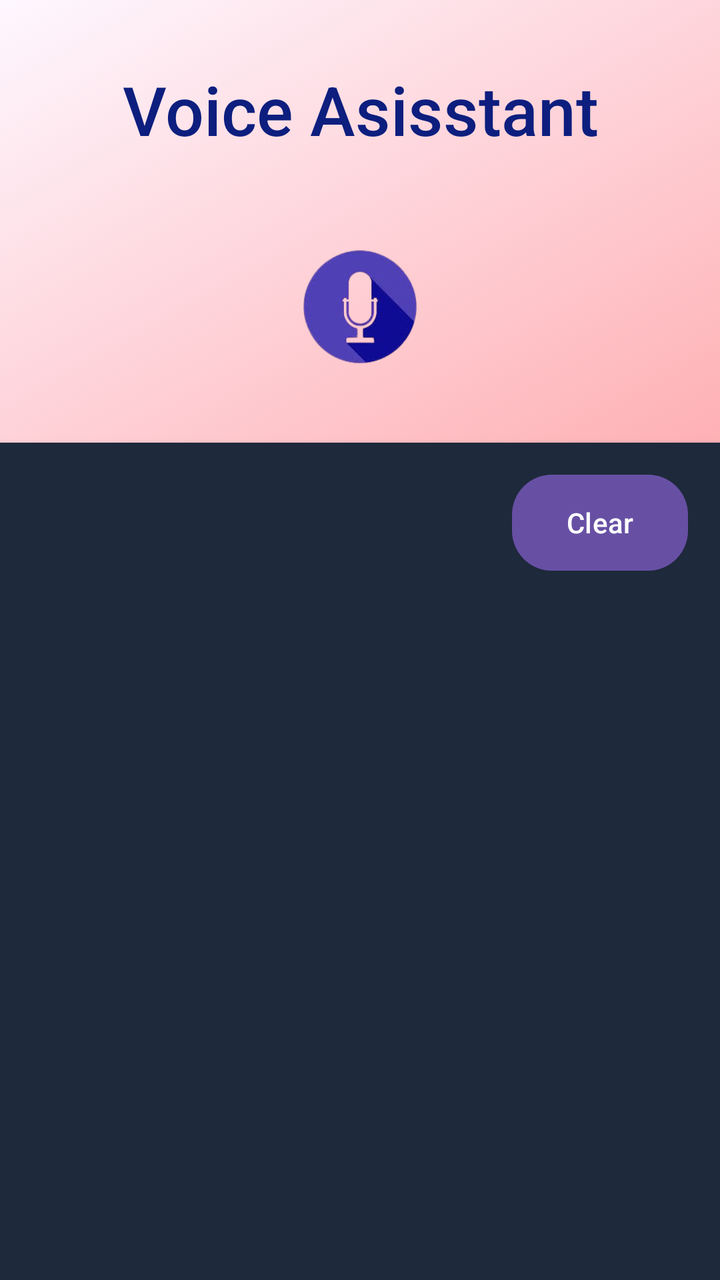
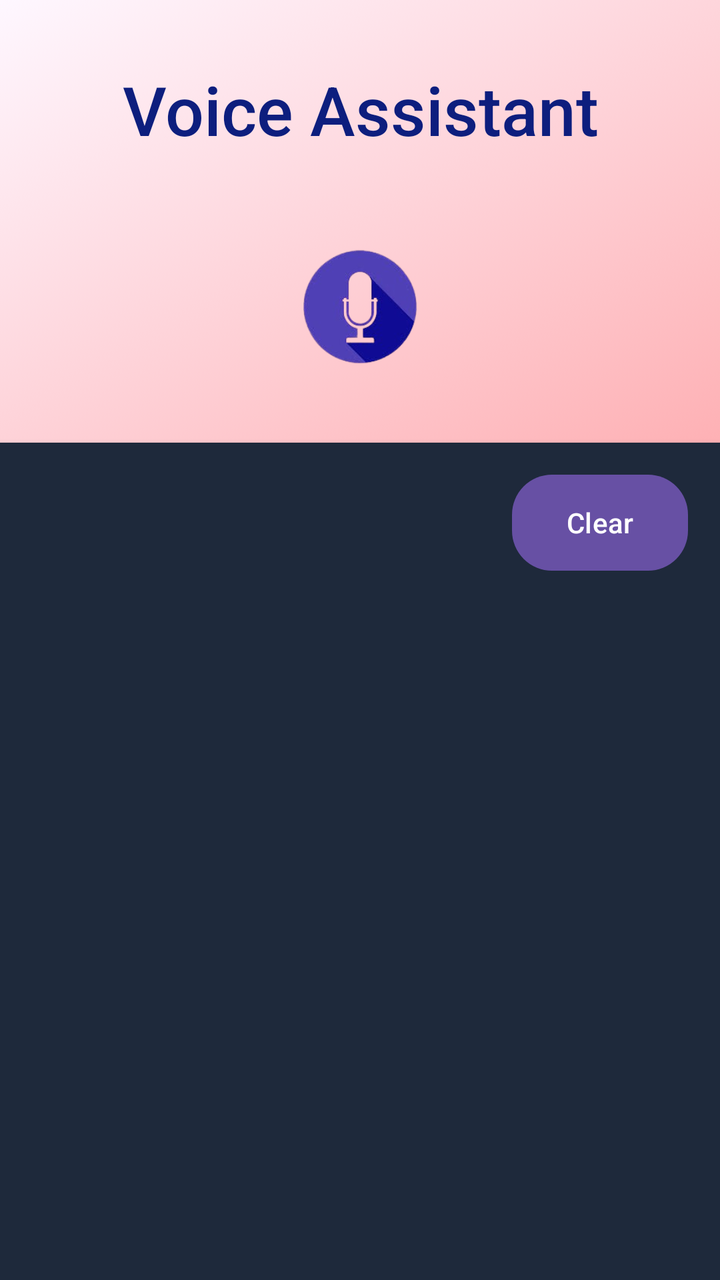

Compare the two renders of this Android layout. The source of the first and the diff that turns it into the second are given below.
<!-- AndroidManifest.xml: application theme Theme.MyAdapto -->
<!-- res/layout/voice_assitent_page.xml -->
<?xml version="1.0" encoding="utf-8"?>
<androidx.constraintlayout.widget.ConstraintLayout xmlns:android="http://schemas.android.com/apk/res/android"
    xmlns:app="http://schemas.android.com/apk/res-auto"
    xmlns:tools="http://schemas.android.com/tools"
    android:id="@+id/main"
    android:layout_width="match_parent"
    android:layout_height="match_parent"
    android:background="@drawable/voice"
    tools:context=".VoiceAssitentPage">

    <TextView
        android:id="@+id/textView5"
        android:layout_width="0dp"
        android:layout_height="wrap_content"
        android:layout_marginStart="24dp"
        android:layout_marginTop="32dp"
        android:layout_marginEnd="24dp"
        android:fontFamily="sans-serif-medium"
        android:gravity="center"
        android:text="Voice Asisstant"
        android:textColor="#0D1E7E"
        android:textSize="34sp"
        app:layout_constraintEnd_toEndOf="parent"
        app:layout_constraintStart_toStartOf="parent"
        app:layout_constraintTop_toTopOf="parent" />

    <ImageView
        android:id="@+id/imgMic"
        android:layout_width="88dp"
        android:layout_height="88dp"
        android:layout_marginTop="32dp"
        app:layout_constraintEnd_toEndOf="parent"
        app:layout_constraintStart_toStartOf="parent"
        app:layout_constraintTop_toBottomOf="@+id/textView5"
        app:srcCompat="@drawable/img_7_removebg_preview" />

    
    <androidx.cardview.widget.CardView
        android:layout_width="0dp"
        android:layout_height="0dp"
        android:layout_marginTop="24dp"
        app:cardBackgroundColor="#1E293B"
        app:cardCornerRadius="0dp"
        app:layout_constraintBottom_toBottomOf="parent"
        app:layout_constraintEnd_toEndOf="parent"
        app:layout_constraintStart_toStartOf="parent"
        app:layout_constraintTop_toBottomOf="@+id/imgMic">

        <androidx.constraintlayout.widget.ConstraintLayout
            android:layout_width="match_parent"
            android:layout_height="match_parent"
            android:padding="16dp">

            <Button
                android:id="@+id/btnClear"
                android:layout_width="wrap_content"
                android:layout_height="wrap_content"
                android:background="@drawable/button"
                android:text="Clear"
                app:layout_constraintEnd_toEndOf="parent"
                app:layout_constraintTop_toTopOf="parent" />

            <ScrollView
                android:layout_width="0dp"
                android:layout_height="0dp"
                android:layout_marginTop="12dp"
                app:layout_constraintBottom_toBottomOf="parent"
                app:layout_constraintEnd_toEndOf="parent"
                app:layout_constraintStart_toStartOf="parent"
                app:layout_constraintTop_toBottomOf="@id/btnClear">

                <TextView
                    android:id="@+id/textView23"
                    android:layout_width="match_parent"
                    android:layout_height="wrap_content"
                    android:fontFamily="sans-serif-medium"
                    android:textColor="#FFFFFF"
                    android:textSize="16sp" />
            </ScrollView>
        </androidx.constraintlayout.widget.ConstraintLayout>
    </androidx.cardview.widget.CardView>

</androidx.constraintlayout.widget.ConstraintLayout>
<!-- resources referenced by this layout -->
<resources>
  <!-- drawable button (drawable) -->
  <?xml version="1.0" encoding="utf-8"?>
  <selector xmlns:android="http://schemas.android.com/apk/res/android">
      <item>
          <shape android:shape="rectangle">
  
          <solid android:color="#2563EB"/>
  
          <corners android:radius="20dp"/>
          </shape>
      </item>
  
  
  </selector>
  <!-- drawable img_7_removebg_preview: png bitmap (drawable, 27686 bytes) -->
  <!-- drawable voice (drawable) -->
  <?xml version="1.0" encoding="utf-8"?>
  <selector xmlns:android="http://schemas.android.com/apk/res/android">
  
      <item>
          <shape android:shape="rectangle">
              <gradient
                  android:startColor="#FF6B6B"
                  android:angle="135"/>
          </shape>
      </item>
  
  
  </selector>
  <style name="Theme.MyAdapto" parent="Base.Theme.MyAdapto" />
  <style name="Base.Theme.MyAdapto" parent="Theme.Material3.DayNight.NoActionBar">
          
          
  
          <item name="android:windowSplashScreenBackground">#0A0F1F</item>
  
          <item name="android:windowSplashScreenAnimatedIcon">
              @drawable/adlogo
          </item>
      </style>
  <!-- drawable adlogo: png bitmap (drawable, 552473 bytes) -->
</resources>

<!-- the commit's change to res/layout/voice_assitent_page.xml (unified diff, before → after) -->
@@ -17,7 +17,7 @@
         android:layout_marginEnd="24dp"
         android:fontFamily="sans-serif-medium"
         android:gravity="center"
-        android:text="Voice Asisstant"
+        android:text="Voice Assistant"
         android:textColor="#0D1E7E"
         android:textSize="34sp"
         app:layout_constraintEnd_toEndOf="parent"
